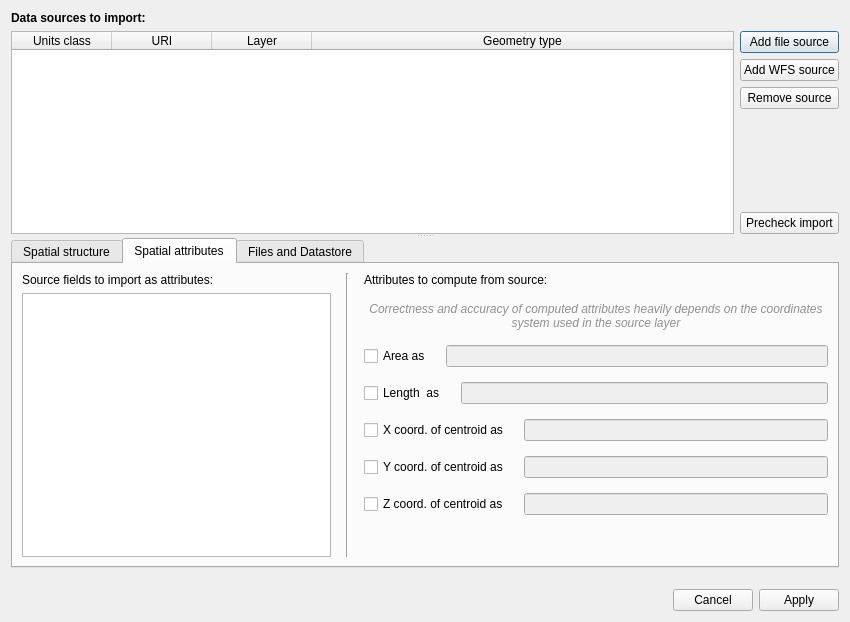
This is src/builderexts/import.spatial-graph.ogr-gdal/OGRGDALDialog.ui in jylfc0307/OpenFluidPlus as Qt 5 draws it before an edit. The edited form follows.
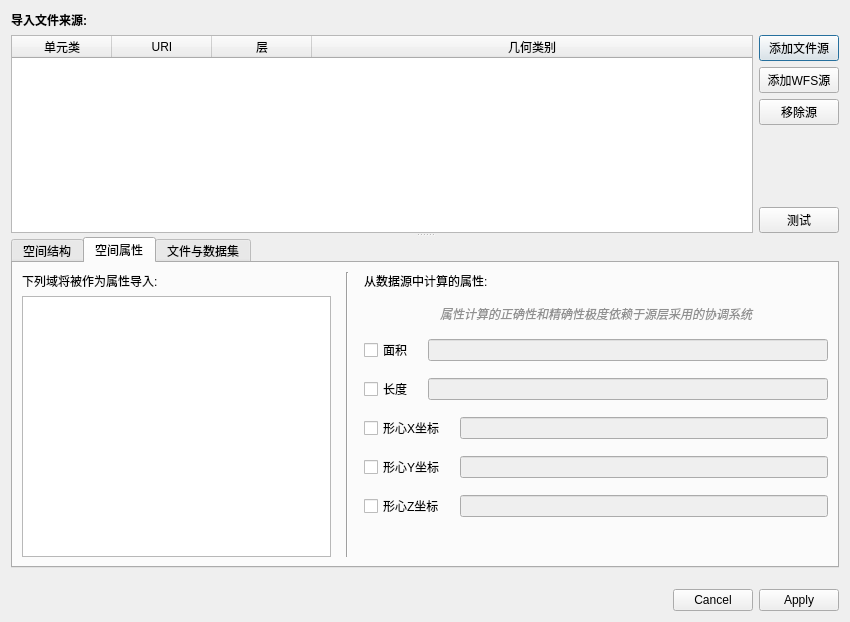
This is the edited form. The open tabs and pages were chosen to show the change.

Patch:
```diff
--- a/src/builderexts/import.spatial-graph.ogr-gdal/OGRGDALDialog.ui
+++ b/src/builderexts/import.spatial-graph.ogr-gdal/OGRGDALDialog.ui
@@ -51,7 +51,7 @@
              </font>
             </property>
             <property name="text">
-             <string>Data sources to import:</string>
+             <string>导入文件来源:</string>
             </property>
            </widget>
           </item>
@@ -79,7 +79,7 @@
               </attribute>
               <column>
                <property name="text">
-                <string>Units class</string>
+                <string>单元类</string>
                </property>
               </column>
               <column>
@@ -89,12 +89,12 @@
               </column>
               <column>
                <property name="text">
-                <string>Layer</string>
+                <string>层</string>
                </property>
               </column>
               <column>
                <property name="text">
-                <string>Geometry type</string>
+                <string>几何类别</string>
                </property>
               </column>
              </widget>
@@ -104,21 +104,21 @@
               <item>
                <widget class="QPushButton" name="AddFileButton">
                 <property name="text">
-                 <string>Add file source</string>
+                 <string>添加文件源</string>
                 </property>
                </widget>
               </item>
               <item>
                <widget class="QPushButton" name="AddWFSButton">
                 <property name="text">
-                 <string>Add WFS source</string>
+                 <string>添加WFS源</string>
                 </property>
                </widget>
               </item>
               <item>
                <widget class="QPushButton" name="RemoveButton">
                 <property name="text">
-                 <string>Remove source</string>
+                 <string>移除源</string>
                 </property>
                </widget>
               </item>
@@ -138,7 +138,7 @@
               <item>
                <widget class="QPushButton" name="PrecheckButton">
                 <property name="text">
-                 <string>Precheck import</string>
+                 <string>测试</string>
                 </property>
                </widget>
               </item>
@@ -163,7 +163,7 @@
             </property>
             <widget class="QWidget" name="StructureTab">
              <attribute name="title">
-              <string>Spatial structure</string>
+              <string>空间结构</string>
              </attribute>
              <layout class="QVBoxLayout" name="verticalLayout_7">
               <item>
@@ -406,7 +406,7 @@
             </widget>
             <widget class="QWidget" name="AttributesTab">
              <attribute name="title">
-              <string>Spatial attributes</string>
+              <string>空间属性</string>
              </attribute>
              <layout class="QVBoxLayout" name="verticalLayout_10">
               <item>
@@ -422,7 +422,7 @@
                   <item>
                    <widget class="QLabel" name="label_5">
                     <property name="text">
-                     <string>Source fields to import as attributes:</string>
+                     <string>下列域将被作为属性导入:</string>
                     </property>
                    </widget>
                   </item>
@@ -456,7 +456,7 @@
                   <item>
                    <widget class="QLabel" name="label_6">
                     <property name="text">
-                     <string>Attributes to compute from source:</string>
+                     <string>从数据源中计算的属性:</string>
                     </property>
                    </widget>
                   </item>
@@ -471,7 +471,7 @@
                      <string notr="true">color : #909090;</string>
                     </property>
                     <property name="text">
-                     <string>Correctness and accuracy of computed attributes heavily depends on the coordinates system used in the source layer</string>
+                     <string>属性计算的正确性和精确性极度依赖于源层采用的协调系统</string>
                     </property>
                     <property name="alignment">
                      <set>Qt::AlignCenter</set>
@@ -489,7 +489,7 @@
                     <item>
                      <widget class="QCheckBox" name="ComputeAreaCheckBox">
                       <property name="text">
-                       <string>Area as</string>
+                       <string>面积</string>
                       </property>
                      </widget>
                     </item>
@@ -510,7 +510,7 @@
                     <item>
                      <widget class="QCheckBox" name="ComputeLengthCheckBox">
                       <property name="text">
-                       <string>Length  as</string>
+                       <string>长度</string>
                       </property>
                      </widget>
                     </item>
@@ -531,7 +531,7 @@
                     <item>
                      <widget class="QCheckBox" name="ComputeXCentroidCheckBox">
                       <property name="text">
-                       <string>X coord. of centroid as</string>
+                       <string>形心X坐标</string>
                       </property>
                      </widget>
                     </item>
@@ -552,7 +552,7 @@
                     <item>
                      <widget class="QCheckBox" name="ComputeYCentroidCheckBox">
                       <property name="text">
-                       <string>Y coord. of centroid as</string>
+                       <string>形心Y坐标</string>
                       </property>
                      </widget>
                     </item>
@@ -573,7 +573,7 @@
                     <item>
                      <widget class="QCheckBox" name="ComputeZCentroidCheckBox">
                       <property name="text">
-                       <string>Z coord. of centroid as</string>
+                       <string>形心Z坐标</string>
                       </property>
                      </widget>
                     </item>
@@ -613,7 +613,7 @@
             </widget>
             <widget class="QWidget" name="FilesDatastoreTab">
              <attribute name="title">
-              <string>Files and Datastore</string>
+              <string>文件与数据集</string>
              </attribute>
              <layout class="QVBoxLayout" name="verticalLayout_6">
               <item>
```
Left out of the diff: 18 changed lines with no effect on the pictures.
